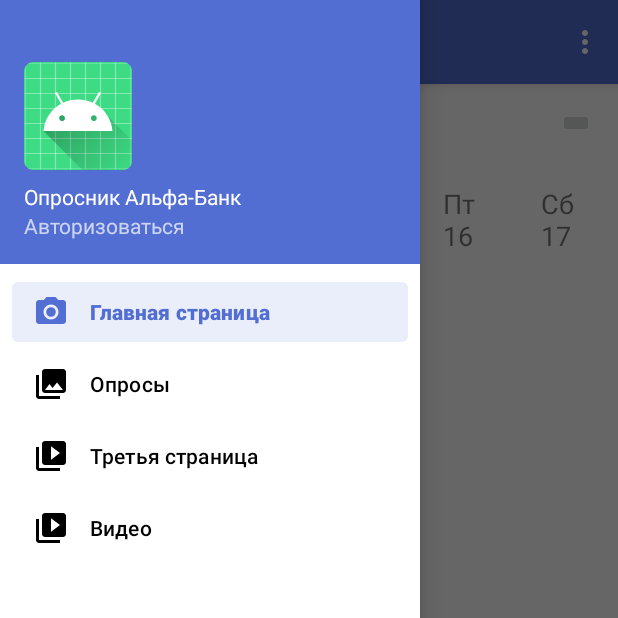
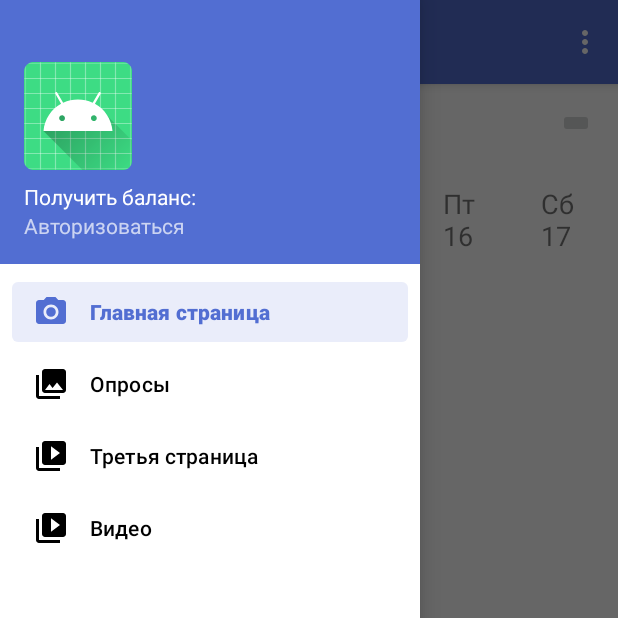
Before and after one commit to 8CloudyCat8/MobileAppSurveys, an Android app built with Jetpack Compose: the MainActivity screen opened directly, with no data from a screen before it, with the side drawer open, on a phone screen of 412 x 824 dp, the top half of it. Run offline under Robolectric (Android 15) with nearby library versions, the phone set to English and light mode, and no system bars; our stand-ins replace Volley, navigation-ui; network calls fail.

Commit message:
Получение баланса и вывод ими фамилии пользователя

```diff
--- a/MyApplication/app/src/main/java/com/cloudycat/cloudyapp/MainActivity.java
+++ b/MyApplication/app/src/main/java/com/cloudycat/cloudyapp/MainActivity.java
@@ -5,9 +5,11 @@ import android.os.Bundle;
 import android.view.View;
 import android.view.Menu;
 import android.widget.ImageView;
+import android.widget.RadioButton;
 import android.widget.TextView;
+import android.widget.Toast;
 
-import com.google.android.material.snackbar.Snackbar;
+import com.android.volley.toolbox.StringRequest;
 import com.google.android.material.navigation.NavigationView;
 
 import androidx.navigation.NavController;
@@ -20,10 +22,20 @@ import androidx.appcompat.app.AppCompatActivity;
 import com.cloudycat.cloudyapp.databinding.ActivityMainBinding;
 import com.google.firebase.FirebaseApp;
 
+import org.json.JSONException;
+import org.json.JSONObject;
+import com.android.volley.Request;
+import com.android.volley.RequestQueue;
+import com.android.volley.Response;
+import com.android.volley.VolleyError;
+import com.android.volley.toolbox.JsonObjectRequest;
+import com.android.volley.toolbox.Volley;
+
 public class MainActivity extends AppCompatActivity {
 
     private AppBarConfiguration mAppBarConfiguration;
     private ActivityMainBinding binding;
+    private TextView navHeaderText, loginUser;
 
     @Override
     protected void onCreate(Bundle savedInstanceState) {
@@ -54,6 +66,12 @@ public class MainActivity extends AppCompatActivity {
         NavController navController = Navigation.findNavController(this, R.id.nav_host_fragment_content_main);
         NavigationUI.setupActionBarWithNavController(this, navController, mAppBarConfiguration);
         NavigationUI.setupWithNavController(navigationView, navController);
+
+        navHeaderText = navigationView.getHeaderView(0).findViewById(R.id.nav_header_text);
+        loginUser = navigationView.getHeaderView(0).findViewById(R.id.login);
+        getRequestValue();
+        getUserValue();
+
 
         // Find the ImageView in the navigation header
         ImageView profileImageView = binding.navView.getHeaderView(0).findViewById(R.id.imageView);
@@ -87,4 +105,81 @@ public class MainActivity extends AppCompatActivity {
         return NavigationUI.navigateUp(navController, mAppBarConfiguration)
                 || super.onSupportNavigateUp();
     }
+
+    private void getRequestValue() {
+        RequestQueue queue = Volley.newRequestQueue(getApplicationContext());
+        String url = "http://185.20.225.206/api/v1/wallet/balance";
+
+        StringRequest request = new StringRequest(Request.Method.GET, url,
+                new Response.Listener<String>() {
+                    @Override
+                    public void onResponse(String response) {
+                        String text = getRublesString(Integer.parseInt(response));
+                        navHeaderText.setText("Баланс - " + " " + text);
+                    }
+                },
+                new Response.ErrorListener() {
+                    @Override
+                    public void onErrorResponse(VolleyError error) {
+                        error.printStackTrace();
+                    }
+                });
+
+        queue.add(request);
+    }
+    private void getUserValue() {
+        RequestQueue queue = Volley.newRequestQueue(getApplicationContext());
+        String url = "http://185.20.225.206/api/v1/me";
+
+
+        JsonObjectRequest request = new JsonObjectRequest(Request.Method.GET, url, null,
+                new Response.Listener<JSONObject>() {
+                    @Override
+                    public void onResponse(JSONObject response) {
+                        String firstName,lastName;
+
+
+                        try {
+                            JSONObject userInfo = (JSONObject) response.get("userInfo");
+                            JSONObject additionalDetails = userInfo.getJSONObject("additionalDetails");
+
+                            firstName = additionalDetails.getString("firstName");
+                            lastName = additionalDetails.getString("lastName");
+
+                            loginUser.setText(firstName + " " + lastName);
+
+
+                        } catch (JSONException e) {
+                            Toast toast = Toast.makeText(getApplicationContext(),
+                                    e.toString(), Toast.LENGTH_SHORT);
+                            toast.show();
+                        }
+
+                    }
+                },
+                new Response.ErrorListener() {
+                    @Override
+                    public void onErrorResponse(VolleyError error) {
+
+                    }
+                });
+
+        queue.add(request);
+
+    }
+
+    public static String getRublesString(int value) {
+        int remainder = value % 100;
+        int lastDigit = value % 10;
+
+        if (remainder >= 11 && remainder <= 19) {
+            return value + " рублей";
+        } else if (lastDigit == 1) {
+            return value + " рубль";
+        } else if (lastDigit >= 2 && lastDigit <= 4) {
+            return value + " рубля";
+        } else {
+            return value + " рублей";
+        }
+    }
 }
--- a/MyApplication/app/src/main/res/layout/activity_edit_profile.xml
+++ b/MyApplication/app/src/main/res/layout/activity_edit_profile.xml
@@ -214,7 +214,7 @@
             android:layout_width="match_parent"
             android:layout_height="wrap_content"
             android:layout_marginTop="0dp"
-            android:text="Костыль Кнопка"
+            android:text="Получить данные"
 
             android:layout_below="@id/editButton"/>
 
--- a/MyApplication/app/src/main/res/layout/nav_header_main.xml
+++ b/MyApplication/app/src/main/res/layout/nav_header_main.xml
@@ -24,7 +24,8 @@
         android:layout_width="match_parent"
         android:layout_height="wrap_content"
         android:paddingTop="@dimen/nav_header_vertical_spacing"
-        android:text="@string/nav_header_title"
+        android:id="@+id/nav_header_text"
+        android:text="Получить баланс:"
         android:textAppearance="@style/TextAppearance.AppCompat.Body1" />
 
     <TextView
```
Also changed, not shown: MyApplication/app/src/main/java/com/cloudycat/cloudyapp/EditProfileActivity.java (+2 -7 lines).
